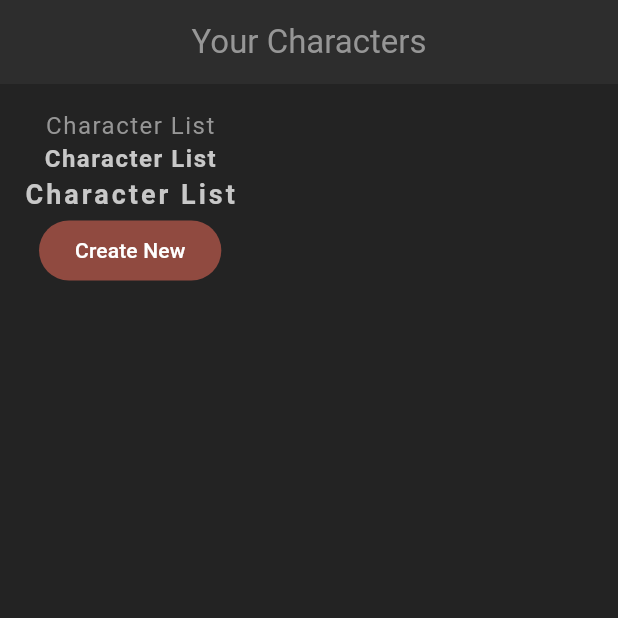
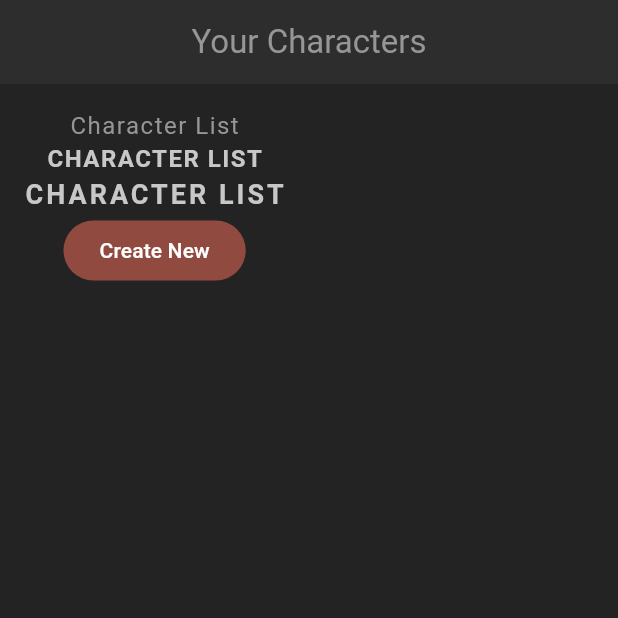
Before and after one commit to emagnu/flutter_rpg, a Flutter app: the screen it shows after launch, on a phone screen of 412 x 824 dp, the top half of it. Run offline on Flutter 3.47's test engine with Material 3 defaults, Android fonts, the phone set to English and light mode, and no system bars.

Commit message:
22 - Reusable Styled Text Widgets (5:03)

```diff
--- a/lib/screens/home_screen.dart
+++ b/lib/screens/home_screen.dart
@@ -2,6 +2,7 @@
 //  Import LIBRARIES
 import 'package:flutter/material.dart';
 //  Import FILES
+import '../shared/styled_text.dart';
 //  //   ///
 
 class HomeScreen extends StatelessWidget {
@@ -23,15 +24,12 @@
           padding: const EdgeInsets.all(16),
           child: Column(
             children: <Widget>[
-              const Text('Character List'),
-              Text(
-                'Character List',
-                style: Theme.of(context).textTheme.headlineMedium,
-              ),
-              Text(
-                'Character List',
-                style: Theme.of(context).textTheme.titleMedium,
-              ),
+              // const Text('Character List'),
+              const StyledText('Character List'),
+              // Text('Character List',style: Theme.of(context).textTheme.headlineMedium),
+              // Text('Character List',style: Theme.of(context).textTheme.titleMedium),
+              const StyledHeading('Character List'),
+              const StyledTitle('Character List'),
               FilledButton(
                 onPressed: () {},
                 child: const Text('Create New'),
--- /dev/null
+++ b/lib/shared/styled_text.dart
@@ -0,0 +1,50 @@
+//  //   ///
+//  Import LIBRARIES
+import 'package:flutter/material.dart';
+//  Import FILES
+//  //   ///
+
+//  TEXT
+class StyledText extends StatelessWidget {
+  final String text;
+
+  const StyledText(this.text, {super.key});
+
+  @override
+  Widget build(BuildContext context) {
+    return Text(
+      text,
+      style: Theme.of(context).textTheme.bodyMedium,
+    );
+  }
+}
+
+// HEADINGS
+class StyledHeading extends StatelessWidget {
+  final String text;
+
+  const StyledHeading(this.text, {super.key});
+
+  @override
+  Widget build(BuildContext context) {
+    return Text(
+      text.toUpperCase(),
+      style: Theme.of(context).textTheme.headlineMedium,
+    );
+  }
+}
+
+// TITLE
+class StyledTitle extends StatelessWidget {
+  final String text;
+
+  const StyledTitle(this.text, {super.key});
+
+  @override
+  Widget build(BuildContext context) {
+    return Text(
+      text.toUpperCase(),
+      style: Theme.of(context).textTheme.titleMedium,
+    );
+  }
+}
```
